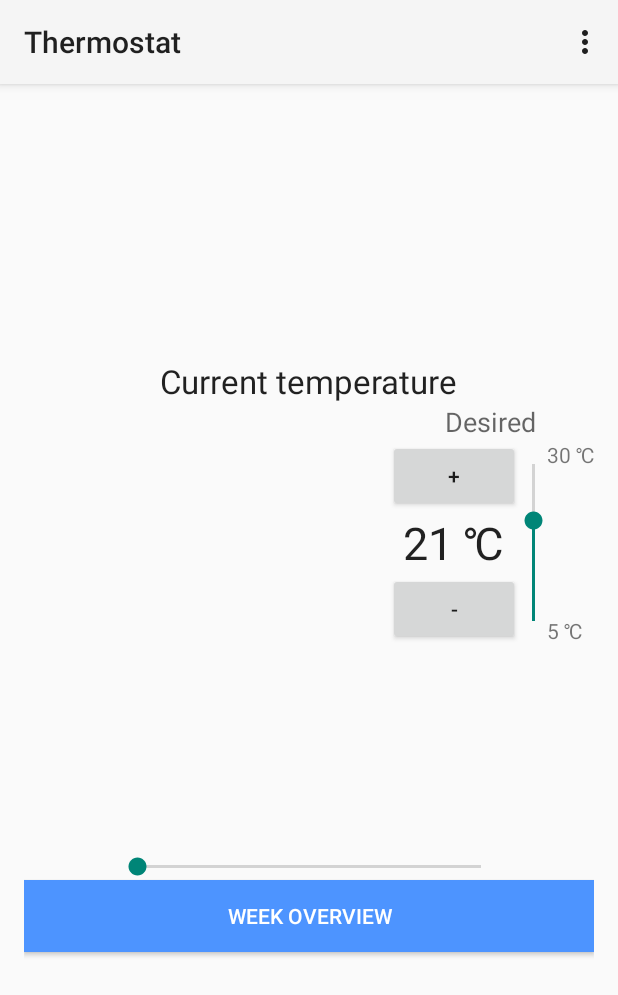
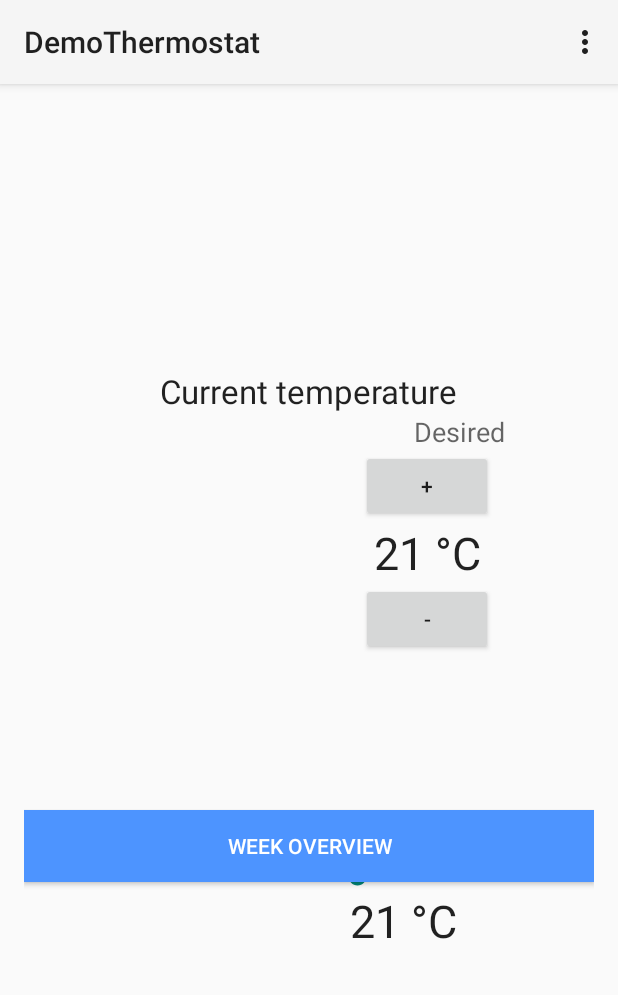
Before and after one commit to HTI-35/Thermostat, an Android app: the screen it shows after launch (ThermostatActivity), on a phone screen of 412 x 824 dp. Shown: the top 995 px of the screen. Run offline under Robolectric (Android 15) with nearby library versions, the phone set to English and light mode, and no system bars.

Commit message:
Revert "Implemented vertical Seekbar"
This reverts commit e41cf869ba22d1e6589de8d5e2c9e59369c50c07.

```diff
--- a/DemoThermostat/app/build.gradle
+++ b/DemoThermostat/app/build.gradle
@@ -6,7 +6,7 @@ android {
 
     defaultConfig {
         applicationId "nl.tue.demothermostat"
-        minSdkVersion 15
+        minSdkVersion 21
         targetSdkVersion 22
         versionCode 1
         versionName "1.0"
--- a/DemoThermostat/app/src/main/java/nl/tue/demothermostat/ThermostatActivity.java
+++ b/DemoThermostat/app/src/main/java/nl/tue/demothermostat/ThermostatActivity.java
@@ -17,7 +17,7 @@ public class ThermostatActivity extends Activity {
 
     int vTemp = 21;//target temperature
     TextView targetTemp;
-    VerticalSeekBar seekBar;
+    SeekBar seekBar;
 
     @Override
     protected void onCreate(Bundle savedInstanceState) {
@@ -27,12 +27,12 @@ public class ThermostatActivity extends Activity {
         final Button bDecrTemp = (Button)findViewById(R.id.bDecrTemp);
         Button bWeekOverview = (Button)findViewById(R.id.bWeekOverview);
         targetTemp = (TextView)findViewById(R.id.targetTemp);
-        seekBar = (VerticalSeekBar)findViewById(R.id.tempSeekbar);
+        seekBar = (SeekBar)findViewById(R.id.seekBar);
         seekBar.setProgress(vTemp - 5);
         seekBar.setOnSeekBarChangeListener(new SeekBar.OnSeekBarChangeListener() {
             @Override
             public void onProgressChanged(SeekBar seekBar, int progress, boolean fromUser) {
-                targetTemp.setText( (progress + 5) + " \u2103");
+                targetTemp.setText( (progress + 5) + " \u0026");
                 vTemp = progress + 5;
                 if (vTemp == 30) { //graying out buttons and reenabling them
                     bIncrTemp.setClickable(false);
--- a/DemoThermostat/app/src/main/java/nl/tue/demothermostat/VerticalSeekBar.java
+++ /dev/null
@@ -1,59 +0,0 @@
-package nl.tue.demothermostat;
-
-import android.content.Context;
-import android.graphics.Canvas;
-import android.util.AttributeSet;
-import android.view.MotionEvent;
-import android.widget.SeekBar;
-
-public class VerticalSeekBar extends SeekBar {
-
-    public VerticalSeekBar(Context context) {
-        super(context);
-    }
-
-    public VerticalSeekBar(Context context, AttributeSet attrs, int defStyle) {
-        super(context, attrs, defStyle);
-    }
-
-    public VerticalSeekBar(Context context, AttributeSet attrs) {
-        super(context, attrs);
-    }
-
-    protected void onSizeChanged(int w, int h, int oldw, int oldh) {
-        super.onSizeChanged(h, w, oldh, oldw);
-    }
-
-    @Override
-    protected synchronized void onMeasure(int widthMeasureSpec, int heightMeasureSpec) {
-        super.onMeasure(heightMeasureSpec, widthMeasureSpec);
-        setMeasuredDimension(getMeasuredHeight(), getMeasuredWidth());
-    }
-
-    protected void onDraw(Canvas c) {
-        c.rotate(-90);
-        c.translate(-getHeight(), 0);
-
-        super.onDraw(c);
-    }
-
-    @Override
-    public boolean onTouchEvent(MotionEvent event) {
-        if (!isEnabled()) {
-            return false;
-        }
-
-        switch (event.getAction()) {
-            case MotionEvent.ACTION_DOWN:
-            case MotionEvent.ACTION_MOVE:
-            case MotionEvent.ACTION_UP:
-                setProgress(getMax() - (int) (getMax() * event.getY() / getHeight()));
-                onSizeChanged(getWidth(), getHeight(), 0, 0);
-                break;
-
-            case MotionEvent.ACTION_CANCEL:
-                break;
-        }
-        return true;
-    }
-}
--- a/DemoThermostat/app/src/main/res/layout/activity_thermostat.xml
+++ b/DemoThermostat/app/src/main/res/layout/activity_thermostat.xml
@@ -17,31 +17,11 @@
         android:layout_centerHorizontal="true" />
 
     <RelativeLayout
-        android:layout_width="wrap_content"
+        android:layout_width="match_parent"
         android:layout_height="wrap_content"
-        android:layout_below="@+id/currentTempText"
-        android:layout_alignRight="@+id/bWeekOverview"
-        android:layout_alignEnd="@+id/bWeekOverview">
-
-        <TextView
-            android:layout_width="wrap_content"
-            android:layout_height="wrap_content"
-            android:textAppearance="?android:attr/textAppearanceMedium"
-            android:text="Desired"
-            android:id="@+id/desiredText"
-            android:layout_centerHorizontal="true"/>
-
-        <RelativeLayout
-            android:layout_width="wrap_content"
-            android:layout_height="wrap_content"
-            android:layout_below="@id/desiredText"
-            android:layout_centerHorizontal="true">
-
-            <RelativeLayout
-                android:layout_width="wrap_content"
-                android:layout_height="wrap_content"
-                android:id="@+id/tempButtonsLO">
-
+        android:layout_below="@+id/desiredText"
+        android:layout_alignEnd="@+id/desiredText"
+        android:layout_alignStart="@+id/currTemp">
     <Button
         android:layout_width="wrap_content"
         android:layout_height="wrap_content"
@@ -53,7 +33,7 @@
         android:layout_width="wrap_content"
         android:layout_height="wrap_content"
         android:textAppearance="?android:attr/textAppearanceLarge"
-                    android:text="21 \u2103"
+        android:text="21 \u00B0C"
         android:textSize="30sp"
         android:id="@+id/targetTemp"
         android:layout_below="@+id/bIncrTemp"
@@ -66,37 +46,6 @@
         android:id="@+id/bDecrTemp"
         android:layout_below="@+id/targetTemp"
         android:layout_centerHorizontal="true" />
-
-            </RelativeLayout>
-
-            <nl.tue.demothermostat.VerticalSeekBar
-                android:layout_width="wrap_content"
-                android:layout_height="match_parent"
-                android:id="@+id/tempSeekbar"
-                android:layout_toRightOf="@id/tempButtonsLO"
-                android:layout_alignTop="@id/tempButtonsLO"
-                android:layout_alignBottom="@id/tempButtonsLO"
-                android:max="25"/>
-
-            <TextView
-                android:layout_width="wrap_content"
-                android:layout_height="wrap_content"
-                android:textAppearance="?android:attr/textAppearanceSmall"
-                android:text="30 \u2103"
-                android:id="@+id/maxTText"
-                android:layout_toRightOf="@id/tempSeekbar"
-                android:layout_alignTop="@id/tempSeekbar"/>
-
-            <TextView
-                android:layout_width="wrap_content"
-                android:layout_height="wrap_content"
-                android:textAppearance="?android:attr/textAppearanceSmall"
-                android:text="5 \u2103"
-                android:id="@+id/minTText"
-                android:layout_toRightOf="@id/tempSeekbar"
-                android:layout_alignBottom="@id/tempSeekbar"/>
-
-        </RelativeLayout>
 
     </RelativeLayout>
 
@@ -117,14 +66,23 @@
         android:textSize="30sp"
         android:id="@+id/currTemp"
         android:layout_centerVertical="true"
-        android:layout_alignRight="@+id/currentTempText" />
+        android:layout_alignEnd="@+id/currentTempText" />
 
     <Button
         style="@style/button"
         android:layout_height="wrap_content"
         android:text="Week Overview"
         android:id="@+id/bWeekOverview"
-        android:layout_below="@+id/seekBar"
-        android:layout_alignParentRight="true" />
+        android:layout_above="@+id/currTemp"
+        android:layout_alignParentStart="true" />
+
+    <TextView
+        android:layout_width="wrap_content"
+        android:layout_height="wrap_content"
+        android:textAppearance="?android:attr/textAppearanceMedium"
+        android:text="Desired"
+        android:id="@+id/desiredText"
+        android:layout_below="@+id/currentTempText"
+        android:layout_alignEnd="@+id/seekBar" />
 
 </RelativeLayout>
--- a/DemoThermostat/app/src/main/res/values/strings.xml
+++ b/DemoThermostat/app/src/main/res/values/strings.xml
@@ -1,5 +1,5 @@
 <resources>
-    <string name="app_name">Thermostat</string>
+    <string name="app_name">DemoThermostat</string>
 
     <string name="hello_world">Hello world!  Anne</string>
     <string name="hello_world2">twee</string>
```
Lines whose indentation alone changed are shown as unchanged.
